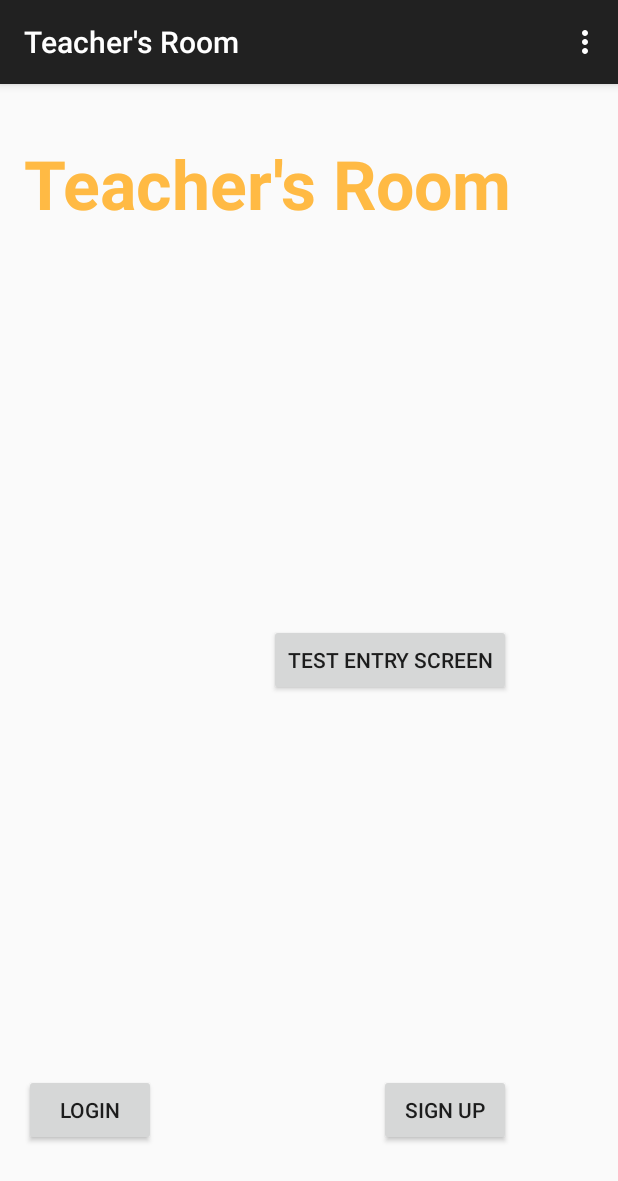
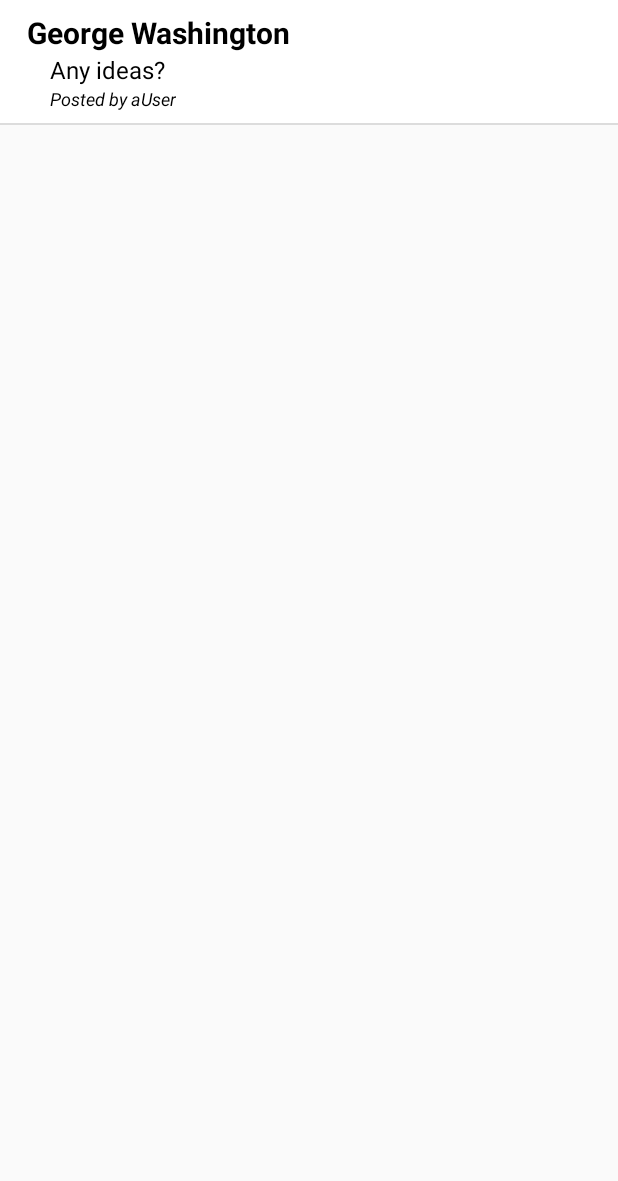
Before and after one commit to hanstudent/TRoom, an Android app: the screen it shows after launch (MainActivity before the commit, ListOfEntries after it), after a tap on "TEST ENTRY SCREEN", on a phone screen of 412 x 824 dp. Shown: the top 1181 px of the screen. Run offline under Robolectric (Android 15) with nearby library versions, the phone set to English and light mode, and no system bars.

Commit message:
"Entry/Entries", Intents working

```diff
--- /dev/null
+++ b/app/src/main/java/com/example/ettie/teachersroom/EnterEntryFragment.java
@@ -0,0 +1,20 @@
+package com.example.ettie.teachersroom;
+
+import android.app.Fragment;
+import android.os.Bundle;
+import android.view.LayoutInflater;
+import android.view.View;
+import android.view.ViewGroup;
+
+/**
+ * Created by Ettie on 6/30/2015.
+ */
+//page 101
+public class EnterEntryFragment extends Fragment{
+
+    @Override
+    public View onCreateView(LayoutInflater inflater, ViewGroup container, Bundle savedInstanceState) {
+        View view = inflater.inflate(R.layout.enter_entry_layout, null, false);
+        return view;
+    }
+}
--- /dev/null
+++ b/app/src/main/java/com/example/ettie/teachersroom/Entry.java
@@ -0,0 +1,69 @@
+package com.example.ettie.teachersroom;
+
+/**
+ * Created by Ettie on 6/29/2015.
+ * Method from: http://www.android-ios-tutorials.com/android/android-custom-listview-example/
+ */
+public class Entry {
+    private int entryId;
+    private String entryTitle;
+    private String entryBody;
+    private String entryPoster;
+    private String entryTime;
+
+    public Entry() {
+    }
+
+    public Entry(String entryTitle, String entryBody, String entryInfo) {
+        this.entryTitle = entryTitle;
+        this.entryBody = entryBody;
+        this.entryPoster = entryInfo;
+    }
+
+    public int getEntryId() {
+        return entryId;
+    }
+
+    public void setEntryId(int entryId) {
+        this.entryId = entryId;
+    }
+
+    public String getEntryTitle() {
+        return entryTitle;
+    }
+
+    public void setEntryTitle(String entryTitle) {
+        this.entryTitle = entryTitle;
+    }
+
+    public String getEntryBody() {
+        return entryBody;
+    }
+
+    public void setEntryBody(String entryBody) {
+        this.entryBody = entryBody;
+    }
+
+    public String getEntryPoster() {
+        return entryPoster;
+    }
+
+    public void setEntryPoster(String entryPoster) {
+        this.entryPoster = entryPoster;
+    }
+
+    public String getEntryTime() {
+        return entryTime;
+    }
+
+    public void setEntryTime(String entryTime) {
+        this.entryTime = entryTime;
+    }
+
+    @Override
+    public String toString() {
+        return "\n" + getEntryTitle() +
+                "\n" + getEntryBody() +
+                "\n" + getEntryPoster()+ ": " + getEntryTime() ;
+    }
+}
--- /dev/null
+++ b/app/src/main/java/com/example/ettie/teachersroom/ListEntryAdapter.java
@@ -0,0 +1,76 @@
+package com.example.ettie.teachersroom;
+
+import android.content.Context;
+import android.view.LayoutInflater;
+import android.view.View;
+import android.view.ViewGroup;
+import android.widget.BaseAdapter;
+import android.widget.TextView;
+
+import java.util.List;
+
+/**
+ * Created by Ettie on 6/29/2015.
+ * Method from: http://www.android-ios-tutorials.com/android/android-custom-listview-example/
+ */
+public class ListEntryAdapter extends BaseAdapter {
+
+    Context context;
+
+    protected List<Entry> listEntry;
+    LayoutInflater inflater;
+
+    public ListEntryAdapter(Context context, List<Entry> listEntry) {
+        this.listEntry = listEntry;
+        this.inflater = LayoutInflater.from(context);
+        this.context = context;
+    }
+
+    public int getCount() {
+        return listEntry.size();
+    }
+
+    public Entry getItem(int position) {
+        return listEntry.get(position);
+    }
+
+    public long getItemId(int position) {
+        return listEntry.get(position).getEntryId();
+    }
+
+    public View getView(int position, View convertView, ViewGroup parent) {
+        ViewHolder holder;
+        if (convertView == null) {
+
+            holder = new ViewHolder();
+            convertView = this.inflater.inflate(R.layout.custom_list_view,
+                    parent, false);
+
+            holder.txtTitle = (TextView) convertView
+                    .findViewById(R.id.tvPostTitle);
+            holder.txtBody = (TextView) convertView
+                    .findViewById(R.id.tvPostBody);
+            holder.txtInfo = (TextView) convertView
+                    .findViewById(R.id.tvPosterInfo);
+
+            convertView.setTag(holder);
+        } else {
+            holder = (ViewHolder) convertView.getTag();
+        }
+
+        Entry entry = listEntry.get(position);
+        holder.txtTitle.setText(entry.getEntryTitle());
+        holder.txtBody.setText(entry.getEntryBody());
+        holder.txtInfo.setText(entry.getEntryPoster());
+
+        return convertView;
+    }
+
+    private class ViewHolder {
+        TextView txtTitle;
+        TextView txtBody;
+        TextView txtInfo;
+        //ImageView img;
+    }
+
+}
--- /dev/null
+++ b/app/src/main/java/com/example/ettie/teachersroom/ListOfEntries.java
@@ -0,0 +1,72 @@
+package com.example.ettie.teachersroom;
+
+import android.app.Activity;
+import android.os.Bundle;
+import android.view.Menu;
+import android.view.MenuItem;
+import android.view.View;
+import android.widget.AdapterView;
+import android.widget.ListView;
+import android.widget.Toast;
+
+import java.util.ArrayList;
+
+//page 214 for more info
+public class ListOfEntries extends Activity implements AdapterView.OnItemClickListener {
+
+    // private String[] listOfEntries; /* = {"George Washington", "Any ideas?", "Posted by aUser"}*/
+    ArrayList<Entry> entryArrayList;
+    ListView listView;
+
+    @Override
+    protected void onCreate(Bundle savedInstanceState) {
+        super.onCreate(savedInstanceState);
+        setContentView(R.layout.activity_list_of_entries);
+        setTitle("Teacher's Room");
+
+        //from: http://www.android-ios-tutorials.com/android/android-custom-listview-example/
+        entryArrayList = new ArrayList<Entry>();
+        Entry gw1 = new Entry("George Washington", "Any ideas?", "Posted by aUser");
+        entryArrayList.add(gw1);
+        listView = (ListView) findViewById(R.id.listView);
+        ListEntryAdapter adapter = new ListEntryAdapter(this, entryArrayList);
+        listView.setAdapter(adapter);
+        listView.setOnItemClickListener(this);
+       /* RelativeLayout rLayoutList = (RelativeLayout)findViewById(R.id.rLayout_for_list_of_entries);
+        RelativeLayout relativeLayout = (RelativeLayout)findViewById(R.id.rLayout_for_adding_entries);
+        rLayoutList.addView(relativeLayout);*/
+    /*  Doesn't seem to do anything different than what's already been done:
+        FragmentManager fragmentManager = getFragmentManager();
+        FragmentTransaction fragmentTransaction = fragmentManager.beginTransaction();
+        Fragment fragmentEntry = new Fragment();
+        fragmentTransaction.add(R.id.myFragment, fragmentEntry);
+        fragmentTransaction.commit();*/
+    }
+
+    public void onItemClick(AdapterView<?> parent, View view, int position, long id) {
+        Entry selectedEntry = entryArrayList.get(position);
+        Toast.makeText(this, "You've selected :\n Entry Title : " + selectedEntry.getEntryTitle() +
+                "\n Entry Body : "+ selectedEntry.getEntryBody(), Toast.LENGTH_SHORT).show();
+    }
+    @Override
+    public boolean onCreateOptionsMenu(Menu menu) {
+        // Inflate the menu; this adds items to the action bar if it is present.
+        getMenuInflater().inflate(R.menu.menu_list_of_entries, menu);
+        return true;
+    }
+
+    @Override
+    public boolean onOptionsItemSelected(MenuItem item) {
+        // Handle action bar item clicks here. The action bar will
+        // automatically handle clicks on the Home/Up button, so long
+        // as you specify a parent activity in AndroidManifest.xml.
+        int id = item.getItemId();
+
+        //noinspection SimplifiableIfStatement
+        if (id == R.id.action_settings) {
+            return true;
+        }
+
+        return super.onOptionsItemSelected(item);
+    }
+}
--- a/app/src/main/java/com/example/ettie/teachersroom/MainActivity.java
+++ b/app/src/main/java/com/example/ettie/teachersroom/MainActivity.java
@@ -32,7 +32,7 @@ public class MainActivity extends ActionBarActivity {
     }
 
     public void showTestingScreen(View v) {
-        Intent intent = new Intent(MainActivity.this, ListOfPosts.class);
+        Intent intent = new Intent(MainActivity.this, ListOfEntries.class);
         startActivity(intent);
     }
 
--- /dev/null
+++ b/app/src/main/res/layout/activity_list_of_entries.xml
@@ -0,0 +1,26 @@
+<RelativeLayout
+    android:id="@+id/rLayout_for_list_of_entries"
+    xmlns:android="http://schemas.android.com/apk/res/android"
+    android:layout_width="fill_parent"
+    android:layout_height="fill_parent"
+    xmlns:tools="http://schemas.android.com/tools">
+    <LinearLayout xmlns:android="http://schemas.android.com/apk/res/android"
+        android:layout_width="match_parent"
+        android:layout_height="match_parent" >
+
+
+        <ListView
+            android:layout_width="match_parent"
+            android:layout_height="match_parent"
+            android:id="@+id/listView"
+            android:layout_weight="1" />
+        <fragment
+            android:id="@+id/myFragment"
+            android:name="com.example.ettie.teachersroom.EnterEntryFragment"
+            android:layout_width="0dp"
+            android:layout_height="wrap_content"
+            android:layout_weight="1"
+            tools:layout="@layout/enter_entry_layout" />
+
+    </LinearLayout>
+</RelativeLayout>
--- a/app/src/main/res/layout/custom_list_view.xml
+++ b/app/src/main/res/layout/custom_list_view.xml
@@ -37,4 +37,4 @@
             />
     </LinearLayout>
 </RelativeLayout >
-<!--Template from: http://developer.xamarin.com/guides/android/user_interface/working_with_listviews_and_adapters/part_3_-_customizing_a_listview's_appearance/-->
+    <!--Template from: http://developer.xamarin.com/guides/android/user_interface/working_with_listviews_and_adapters/part_3_-_customizing_a_listview's_appearance/-->
```
Also changed, not shown: app/src/main/java/com/example/ettie/teachersroom/DBAdapter.java (+41 -41 lines), app/src/main/res/layout/enter_entry_layout.xml (added, +41 -0 lines).
